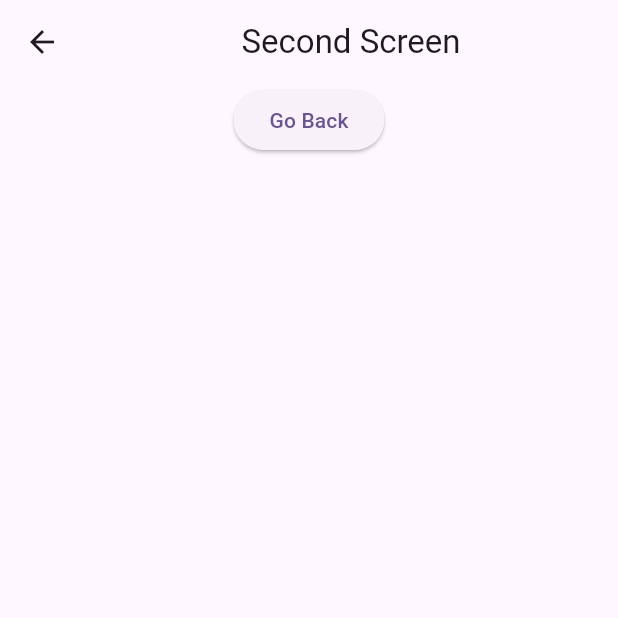
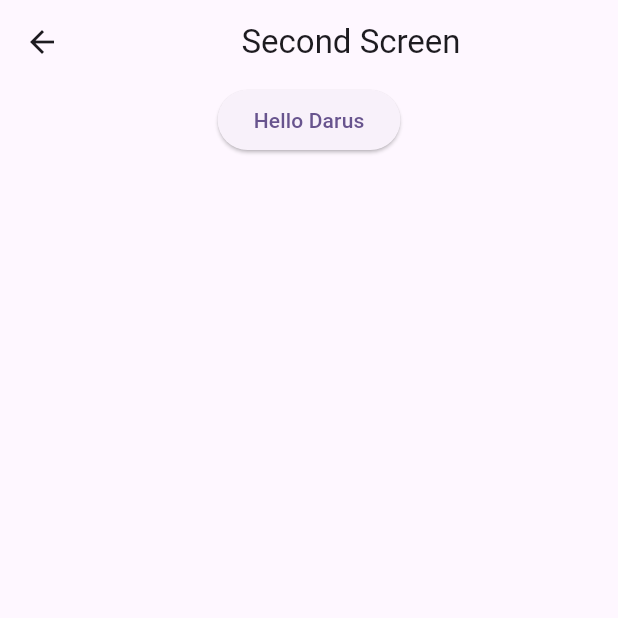
Before and after one commit to darus66d/flutter_widgets_test_case, a Flutter app: the screen it shows after launch, after a tap on "Go to Second Screen", on a phone screen of 412 x 824 dp, the top half of it. Run offline on Flutter 3.47's test engine with Material 3 defaults, Android fonts, the light colour scheme and no system bars.

Commit message:
dynamically_data_send

```diff
--- a/lib/home_screen.dart
+++ b/lib/home_screen.dart
@@ -1,4 +1,5 @@
 import 'package:flutter/material.dart';
+import 'package:flutter_widgets_test_case/main.dart';
 import 'package:flutter_widgets_test_case/second_screen.dart';
 
 class HomeScreen extends StatelessWidget {
@@ -19,7 +20,9 @@ class HomeScreen extends StatelessWidget {
                   // Navigator.push(
                   //     context,
                   //     MaterialPageRoute(builder: (context)=>SecondScreen()));
-                  Navigator.pushNamed(context, '/second');
+                  Navigator.pushNamed(
+                      context, '/second',
+                      arguments:ScreenArguments("Hello Darus"));
                 },
                 child: Text("Go to Second Screen"))
           ],
--- a/lib/main.dart
+++ b/lib/main.dart
@@ -24,7 +24,14 @@ class MyApp extends StatelessWidget {
       // initialRoute: '/second',
       routes: {
         "/home":(context)=>HomeScreen(),
-        '/second':(context)=>SecondScreen(),
+        // '/second':(context)=>SecondScreen(),
+      },
+      onGenerateRoute: (settings){
+        if(settings.name=='/second'){
+          final args = settings.arguments as ScreenArguments;
+          return MaterialPageRoute(builder: (context)=>SecondScreen(data: args.message));
+        }
+        return null;
       },
 
       onUnknownRoute: (settings){
@@ -37,3 +44,8 @@ class MyApp extends StatelessWidget {
     );
   }
 }
+
+class ScreenArguments {
+  final String message;
+  ScreenArguments(this.message);
+}
--- a/lib/second_screen.dart
+++ b/lib/second_screen.dart
@@ -1,7 +1,8 @@
 import 'package:flutter/material.dart';
 
 class SecondScreen extends StatelessWidget {
-  const SecondScreen({super.key});
+  final String data;
+  const SecondScreen({super.key, required this.data});
   //PopScope
   @override
   Widget build(BuildContext context) {
@@ -16,7 +17,7 @@ class SecondScreen extends StatelessWidget {
                 onPressed:(){
                   Navigator.pop(context);
                   },
-                child: Text("Go Back"))
+                child: Text(data))
           ],
         ),
       ),
```
